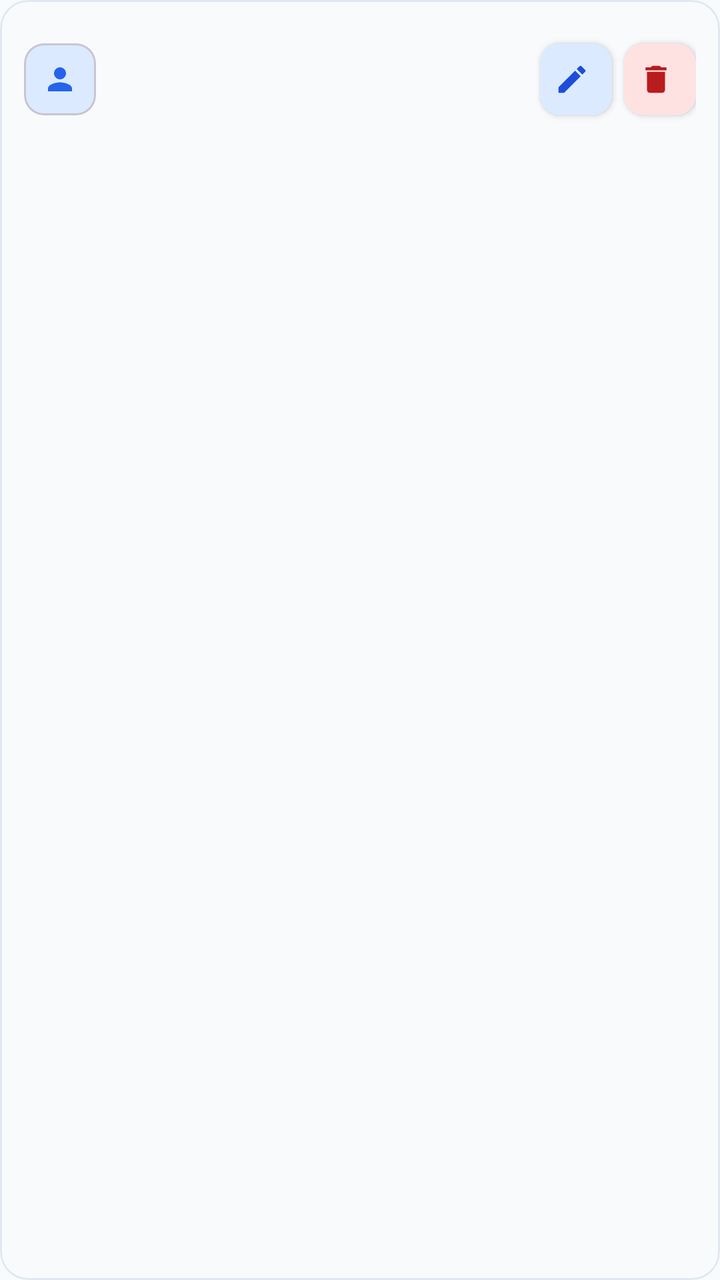
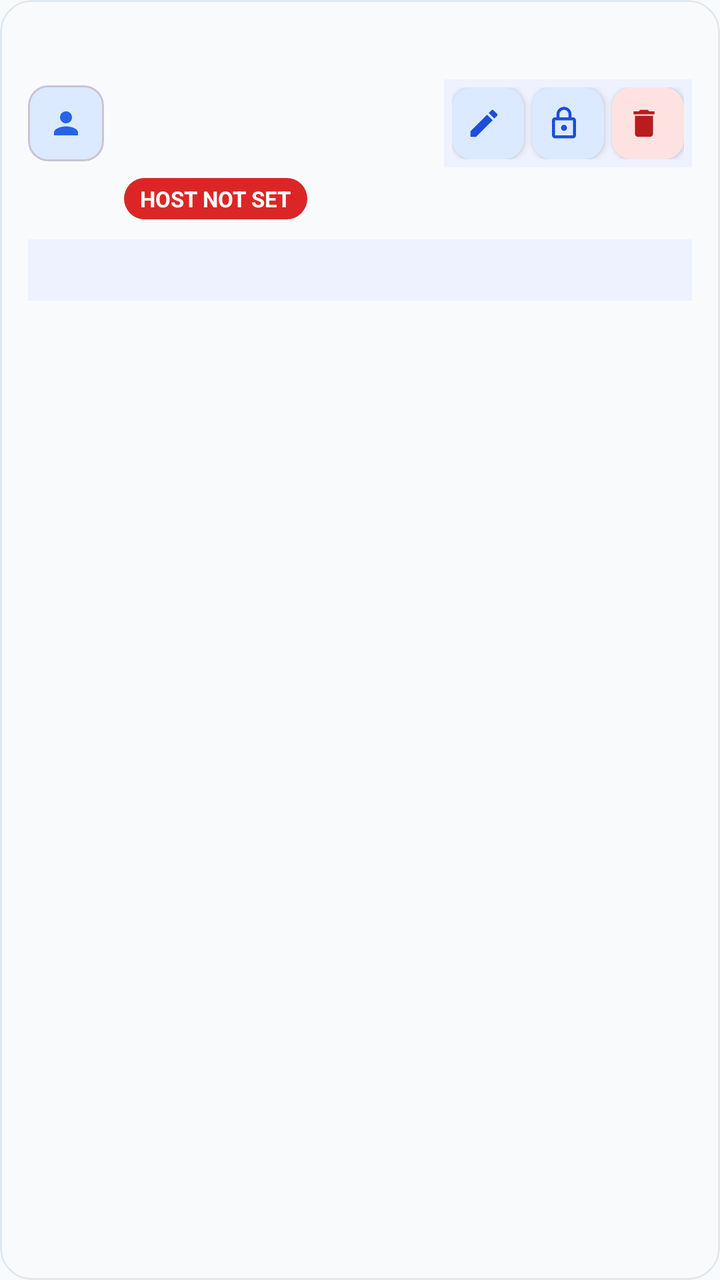

The first picture is an Android layout as it rendered before a commit; the second is the same layout after the commit. The layout source and the unified diff follow.
<!-- AndroidManifest.xml: application theme Theme.MySoftPOS -->
<!-- res/layout/item_merchant_account.xml -->
<?xml version="1.0" encoding="utf-8"?>
<com.google.android.material.card.MaterialCardView xmlns:android="http://schemas.android.com/apk/res/android"
    xmlns:app="http://schemas.android.com/apk/res-auto"
    android:layout_width="match_parent"
    android:layout_height="wrap_content"
    android:layout_marginBottom="8dp"
    app:cardBackgroundColor="#F8FAFC"
    app:cardCornerRadius="14dp"
    app:cardElevation="0dp"
    app:rippleColor="@color/merchant_mgmt_ripple"
    app:strokeColor="#E2E8F0"
    app:strokeWidth="1dp">

    <LinearLayout
        android:layout_width="match_parent"
        android:layout_height="wrap_content"
        android:gravity="center_vertical"
        android:orientation="horizontal"
        android:padding="12dp">

        <com.google.android.material.card.MaterialCardView
            android:layout_width="36dp"
            android:layout_height="36dp"
            android:layout_marginEnd="10dp"
            app:cardBackgroundColor="#DBEAFE"
            app:cardCornerRadius="10dp"
            app:cardElevation="0dp">

            <ImageView
                android:layout_width="18dp"
                android:layout_height="18dp"
                android:layout_gravity="center"
                android:src="@drawable/ic_baseline_person_24"
                app:tint="#2563EB" />
        </com.google.android.material.card.MaterialCardView>

        <LinearLayout
            android:layout_width="0dp"
            android:layout_height="wrap_content"
            android:layout_weight="1"
            android:orientation="vertical">

            <TextView
                android:id="@+id/tvAccountName"
                android:layout_width="wrap_content"
                android:layout_height="wrap_content"
                android:textColor="#0F172A"
                android:textSize="@dimen/merchant_dialog_item_title_size"
                android:textStyle="bold" />

            <TextView
                android:id="@+id/tvAccountPhone"
                android:layout_width="wrap_content"
                android:layout_height="wrap_content"
                android:layout_marginTop="2dp"
                android:textColor="#475569"
                android:textSize="@dimen/merchant_dialog_item_body_size" />

            <TextView
                android:id="@+id/tvAccountConfig"
                android:layout_width="wrap_content"
                android:layout_height="wrap_content"
                android:layout_marginTop="5dp"
                android:textColor="#475569"
                android:textSize="@dimen/merchant_dialog_item_body_size" />
        </LinearLayout>

        <com.google.android.material.button.MaterialButton
            android:id="@+id/btnEditAccount"
            style="@style/Widget.MySoftPOS.MerchantActionIcon.Edit"
            android:contentDescription="@string/common_edit"
            app:icon="@drawable/ic_edit" />

        <com.google.android.material.button.MaterialButton
            android:id="@+id/btnDeleteAccount"
            android:layout_marginStart="6dp"
            style="@style/Widget.MySoftPOS.MerchantActionIcon.Delete"
            android:contentDescription="@string/common_delete"
            app:icon="@drawable/ic_delete" />
    </LinearLayout>
</com.google.android.material.card.MaterialCardView>
<!-- resources referenced by this layout -->
<resources>
  <color name="merchant_mgmt_ripple">#1A2563EB</color>
  <dimen name="merchant_dialog_item_body_size">12sp</dimen>
  <dimen name="merchant_dialog_item_title_size">15sp</dimen>
  <!-- drawable ic_baseline_person_24 (drawable) -->
  <vector xmlns:android="http://schemas.android.com/apk/res/android"
      android:width="24dp"
      android:height="24dp"
      android:viewportWidth="24"
      android:viewportHeight="24"
      android:tint="?attr/colorControlNormal">
    <path
        android:fillColor="@android:color/white"
        android:pathData="M12,12c2.21,0 4,-1.79 4,-4s-1.79,-4 -4,-4 -4,1.79 -4,4 1.79,4 4,4zm0,2c-2.67,0 -8,1.34 -8,4v2h16v-2c0,-2.66 -5.33,-4 -8,-4z"/>
  </vector>
  <!-- drawable ic_delete (drawable) -->
  <vector xmlns:android="http://schemas.android.com/apk/res/android"
      android:width="24dp"
      android:height="24dp"
      android:viewportWidth="24"
      android:viewportHeight="24"
      android:tint="#000000">
    <path
        android:fillColor="@android:color/white"
        android:pathData="M6,19c0,1.1 0.9,2 2,2h8c1.1,0 2,-0.9 2,-2V7H6v12zM19,4h-3.5l-1,-1h-5l-1,1H5v2h14V4z"/>
  </vector>
  <string name="common_delete">Delete</string>
  <string name="common_edit">Edit</string>
  <style name="Widget.MySoftPOS.MerchantActionIcon.Delete" parent="Widget.MySoftPOS.MerchantActionIcon">
          <item name="backgroundTint">@color/merchant_mgmt_action_delete_bg</item>
          <item name="iconTint">@color/merchant_mgmt_action_delete_icon</item>
      </style>
  <style name="Widget.MySoftPOS.MerchantActionIcon.Edit" parent="Widget.MySoftPOS.MerchantActionIcon">
          <item name="backgroundTint">@color/merchant_mgmt_action_edit_bg</item>
          <item name="iconTint">@color/merchant_mgmt_action_edit_icon</item>
      </style>
  <color name="merchant_mgmt_action_delete_bg">#FEE2E2</color>
  <color name="merchant_mgmt_action_delete_icon">#B91C1C</color>
  <color name="merchant_mgmt_action_edit_bg">#DBEAFE</color>
  <color name="merchant_mgmt_action_edit_icon">#1D4ED8</color>
  <color name="primary">#3B82F6</color>
  <color name="on_primary">#FFFFFF</color>
  <color name="background">#F8FAFC</color>
  <color name="secondary">#06B6D4</color>
  <color name="on_secondary">#000000</color>
  <color name="surface">#FFFFFF</color>
  <color name="on_surface">#1E293B</color>
  <color name="text_primary">#1E293B</color>
  <color name="text_secondary">#64748B</color>
  <color name="text_hint">#94A3B8</color>
  <color name="error">#EF4444</color>
  <style name="AppWindowAnimations" parent="@android:style/Animation.Activity">
          <item name="android:activityOpenEnterAnimation">@anim/slide_in_right</item>
          <item name="android:activityOpenExitAnimation">@anim/slide_out_left</item>
          <item name="android:activityCloseEnterAnimation">@anim/slide_in_left</item>
          <item name="android:activityCloseExitAnimation">@anim/slide_out_right</item>
      </style>
  <!-- unchanged entries left out for length: 3 -->
</resources>

<!-- the commit's change to res/layout/item_merchant_account.xml (unified diff, before → after) -->
@@ -3,9 +3,9 @@
     xmlns:app="http://schemas.android.com/apk/res-auto"
     android:layout_width="match_parent"
     android:layout_height="wrap_content"
-    android:layout_marginBottom="8dp"
+    android:layout_marginBottom="12dp"
     app:cardBackgroundColor="#F8FAFC"
-    app:cardCornerRadius="14dp"
+    app:cardCornerRadius="16dp"
     app:cardElevation="0dp"
     app:rippleColor="@color/merchant_mgmt_ripple"
     app:strokeColor="#E2E8F0"
@@ -14,68 +14,129 @@
     <LinearLayout
         android:layout_width="match_parent"
         android:layout_height="wrap_content"
-        android:gravity="center_vertical"
-        android:orientation="horizontal"
-        android:padding="12dp">
-
-        <com.google.android.material.card.MaterialCardView
-            android:layout_width="36dp"
-            android:layout_height="36dp"
-            android:layout_marginEnd="10dp"
-            app:cardBackgroundColor="#DBEAFE"
-            app:cardCornerRadius="10dp"
-            app:cardElevation="0dp">
-
-            <ImageView
-                android:layout_width="18dp"
-                android:layout_height="18dp"
-                android:layout_gravity="center"
-                android:src="@drawable/ic_baseline_person_24"
-                app:tint="#2563EB" />
-        </com.google.android.material.card.MaterialCardView>
+        android:orientation="vertical"
+        android:padding="14dp">
 
         <LinearLayout
-            android:layout_width="0dp"
+            android:layout_width="match_parent"
             android:layout_height="wrap_content"
-            android:layout_weight="1"
-            android:orientation="vertical">
+            android:gravity="center_vertical"
+            android:orientation="horizontal">
 
-            <TextView
-                android:id="@+id/tvAccountName"
+            <com.google.android.material.card.MaterialCardView
+                android:layout_width="38dp"
+                android:layout_height="38dp"
+                android:layout_marginEnd="10dp"
+                app:cardBackgroundColor="#DBEAFE"
+                app:cardCornerRadius="10dp"
+                app:cardElevation="0dp">
+
+                <ImageView
+                    android:layout_width="18dp"
+                    android:layout_height="18dp"
+                    android:layout_gravity="center"
+                    android:contentDescription="@null"
+                    android:src="@drawable/ic_baseline_person_24"
+                    app:tint="#2563EB" />
+            </com.google.android.material.card.MaterialCardView>
+
+            <LinearLayout
+                android:layout_width="0dp"
+                android:layout_height="wrap_content"
+                android:layout_weight="1"
+                android:orientation="vertical">
+
+                <TextView
+                    android:id="@+id/tvAccountName"
+                    android:layout_width="wrap_content"
+                    android:layout_height="wrap_content"
+                    android:textColor="#0F172A"
+                    android:textSize="@dimen/merchant_dialog_item_title_size"
+                    android:textStyle="bold" />
+
+                <TextView
+                    android:id="@+id/tvAccountPhone"
+                    android:layout_width="wrap_content"
+                    android:layout_height="wrap_content"
+                    android:layout_marginTop="2dp"
+                    android:textColor="#475569"
+                    android:textSize="@dimen/merchant_dialog_item_body_size" />
+
+                <TextView
+                    android:id="@+id/tvAccountUsername"
+                    android:layout_width="wrap_content"
+                    android:layout_height="wrap_content"
+                    android:layout_marginTop="2dp"
+                    android:textColor="#334155"
+                    android:textSize="@dimen/merchant_dialog_item_body_size" />
+
+                <TextView
+                    android:id="@+id/tvAccountPassword"
+                    android:layout_width="wrap_content"
+                    android:layout_height="wrap_content"
+                    android:layout_marginTop="2dp"
+                    android:textColor="#334155"
+                    android:textSize="@dimen/merchant_dialog_item_body_size" />
+
+                <TextView
+                    android:id="@+id/tvHostStatusBadge"
+                    android:layout_width="wrap_content"
+                    android:layout_height="wrap_content"
+                    android:layout_marginTop="6dp"
+                    android:background="@drawable/bg_host_status_missing"
+                    android:paddingStart="8dp"
+                    android:paddingTop="3dp"
+                    android:paddingEnd="8dp"
+                    android:paddingBottom="3dp"
+                    android:text="@string/user_mgmt_host_status_missing"
+                    android:textColor="#FFFFFF"
+                    android:textSize="11sp"
+                    android:textStyle="bold" />
+            </LinearLayout>
+
+            <LinearLayout
                 android:layout_width="wrap_content"
                 android:layout_height="wrap_content"
-                android:textColor="#0F172A"
-                android:textSize="@dimen/merchant_dialog_item_title_size"
-                android:textStyle="bold" />
+                android:orientation="horizontal"
+                android:background="#EEF2FF"
+                android:paddingStart="4dp"
+                android:paddingTop="4dp"
+                android:paddingEnd="4dp"
+                android:paddingBottom="4dp">
 
-            <TextView
-                android:id="@+id/tvAccountPhone"
-                android:layout_width="wrap_content"
-                android:layout_height="wrap_content"
-                android:layout_marginTop="2dp"
-                android:textColor="#475569"
-                android:textSize="@dimen/merchant_dialog_item_body_size" />
+                <com.google.android.material.button.MaterialButton
+                    android:id="@+id/btnEditAccount"
+                    style="@style/Widget.MySoftPOS.MerchantActionIcon.Edit"
+                    android:contentDescription="@string/common_edit"
+                    app:icon="@drawable/ic_edit" />
 
-            <TextView
-                android:id="@+id/tvAccountConfig"
-                android:layout_width="wrap_content"
-                android:layout_height="wrap_content"
-                android:layout_marginTop="5dp"
-                android:textColor="#475569"
-                android:textSize="@dimen/merchant_dialog_item_body_size" />
+                <com.google.android.material.button.MaterialButton
+                    android:id="@+id/btnResetPasswordAccount"
+                    style="@style/Widget.MySoftPOS.MerchantActionIcon.Edit"
+                    android:layout_marginStart="4dp"
+                    android:contentDescription="@string/user_mgmt_reset_password"
+                    app:icon="@drawable/ic_lock" />
+
+                <com.google.android.material.button.MaterialButton
+                    android:id="@+id/btnDeleteAccount"
+                    style="@style/Widget.MySoftPOS.MerchantActionIcon.Delete"
+                    android:layout_marginStart="4dp"
+                    android:contentDescription="@string/common_delete"
+                    app:icon="@drawable/ic_delete" />
+            </LinearLayout>
         </LinearLayout>
 
-        <com.google.android.material.button.MaterialButton
-            android:id="@+id/btnEditAccount"
-            style="@style/Widget.MySoftPOS.MerchantActionIcon.Edit"
-            android:contentDescription="@string/common_edit"
-            app:icon="@drawable/ic_edit" />
-
-        <com.google.android.material.button.MaterialButton
-            android:id="@+id/btnDeleteAccount"
-            android:layout_marginStart="6dp"
-            style="@style/Widget.MySoftPOS.MerchantActionIcon.Delete"
-            android:contentDescription="@string/common_delete"
-            app:icon="@drawable/ic_delete" />
+        <TextView
+            android:id="@+id/tvAccountConfig"
+            android:layout_width="match_parent"
+            android:layout_height="wrap_content"
+            android:layout_marginTop="10dp"
+            android:background="#EEF2FF"
+            android:paddingStart="10dp"
+            android:paddingTop="8dp"
+            android:paddingEnd="10dp"
+            android:paddingBottom="8dp"
+            android:textColor="#334155"
+            android:textSize="@dimen/merchant_dialog_item_body_size" />
     </LinearLayout>
 </com.google.android.material.card.MaterialCardView>
<!-- resource entries referenced after the edit -->
@@ -3,6 +3,12 @@
   <color name="merchant_mgmt_ripple">#1A2563EB</color>
   <dimen name="merchant_dialog_item_body_size">12sp</dimen>
   <dimen name="merchant_dialog_item_title_size">15sp</dimen>
+  <!-- drawable bg_host_status_missing (drawable) -->
+  <?xml version="1.0" encoding="utf-8"?>
+  <shape xmlns:android="http://schemas.android.com/apk/res/android" android:shape="rectangle">
+      <solid android:color="#DC2626" />
+      <corners android:radius="999dp" />
+  </shape>
   <!-- drawable ic_baseline_person_24 (drawable) -->
   <vector xmlns:android="http://schemas.android.com/apk/res/android"
       android:width="24dp"
@@ -25,8 +31,21 @@
         android:fillColor="@android:color/white"
         android:pathData="M6,19c0,1.1 0.9,2 2,2h8c1.1,0 2,-0.9 2,-2V7H6v12zM19,4h-3.5l-1,-1h-5l-1,1H5v2h14V4z"/>
   </vector>
+  <!-- drawable ic_lock (drawable) -->
+  <vector xmlns:android="http://schemas.android.com/apk/res/android"
+      android:width="24dp"
+      android:height="24dp"
+      android:viewportWidth="24"
+      android:viewportHeight="24"
+      android:tint="?attr/colorControlNormal">
+    <path
+        android:fillColor="@android:color/white"
+        android:pathData="M18,8h-1V6c0,-2.76 -2.24,-5 -5,-5S7,3.24 7,6v2H6c-1.1,0 -2,0.9 -2,2v10c0,1.1 0.9,2 2,2h12c1.1,0 2,-0.9 2,-2V10C20,8.9 19.1,8 18,8zM9,6c0,-1.66 1.34,-3 3,-3s3,1.34 3,3v2H9V6zM18,20H6V10h12V20zM12,17c1.1,0 2,-0.9 2,-2c0,-1.1 -0.9,-2 -2,-2c-1.1,0 -2,0.9 -2,2C10,16.1 10.9,17 12,17z"/>
+  </vector>
   <string name="common_delete">Delete</string>
   <string name="common_edit">Edit</string>
+  <string name="user_mgmt_host_status_missing">HOST NOT SET</string>
+  <string name="user_mgmt_reset_password">Reset password</string>
   <style name="Widget.MySoftPOS.MerchantActionIcon.Delete" parent="Widget.MySoftPOS.MerchantActionIcon">
           <item name="backgroundTint">@color/merchant_mgmt_action_delete_bg</item>
           <item name="iconTint">@color/merchant_mgmt_action_delete_icon</item>
